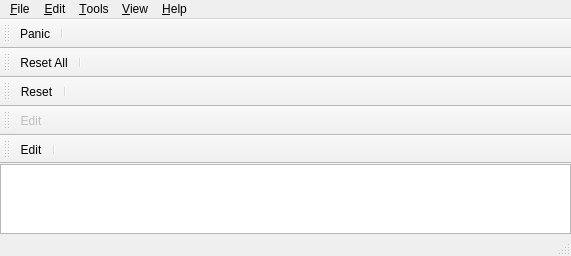
Old version of the form trunk/desktop/src/vpiano.ui in the repository svn2github/vmpk.
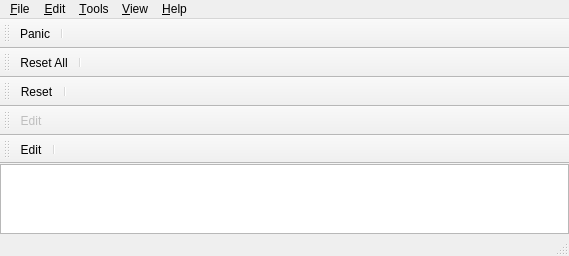
New version of the form. Icons and pictures are not drawn. Custom widgets are drawn as their Qt base class.

Diff of the .ui file:
```diff
--- a/trunk/desktop/src/vpiano.ui
+++ b/trunk/desktop/src/vpiano.ui
@@ -23,8 +23,8 @@
    <rect>
     <x>0</x>
     <y>0</y>
-    <width>571</width>
-    <height>221</height>
+    <width>569</width>
+    <height>219</height>
    </rect>
   </property>
   <property name="windowTitle">
@@ -49,8 +49,8 @@
     <rect>
      <x>0</x>
      <y>0</y>
-     <width>571</width>
-     <height>21</height>
+     <width>569</width>
+     <height>24</height>
     </rect>
    </property>
    <widget class="QMenu" name="menuFile">
```
Left out of the diff: 6 changed lines with no effect on the pictures.
